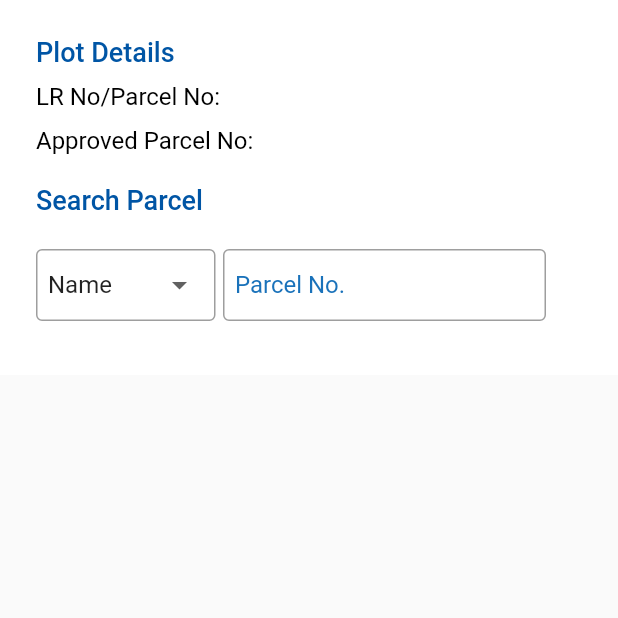
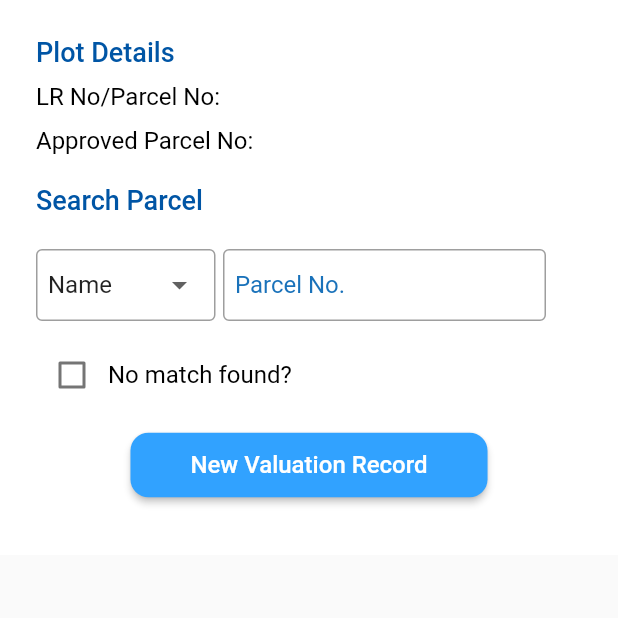
Before and after one commit to Muhoti/FSD-Makueni-Mobile-App, a Flutter app: the PlotDetails screen opened directly, on a phone screen of 412 x 824 dp, the top half of it. Run offline on Flutter 3.47's test engine with Material 2 defaults, Android fonts, the phone set to English and light mode, and no system bars; our stand-ins replace charts_flutter, email_validator, fl_chart, flutter_secure_storage, loading_animation_widget; accounts and stored records are empty.

Commit message:
frontend wireframe

```diff
--- a/lib/Components/PlotDetailsDialog.dart
+++ b/lib/Components/PlotDetailsDialog.dart
@@ -1,9 +1,11 @@
 import 'package:flutter/material.dart';
 import 'package:flutter_secure_storage/flutter_secure_storage.dart';
 import 'package:fsd_makueni_mobile_app/Components/MySelectInput.dart';
+import 'package:fsd_makueni_mobile_app/Components/SubmitButton.dart';
 import 'package:fsd_makueni_mobile_app/Components/Utils.dart';
 import 'package:fsd_makueni_mobile_app/Models/SearchItem.dart';
 import 'package:fsd_makueni_mobile_app/Pages/Home.dart';
+import 'package:fsd_makueni_mobile_app/Pages/ValuationForm.dart';
 import 'package:http/http.dart' as http;
 import 'dart:convert';
 
@@ -20,6 +22,8 @@ class _PlotDetailsState extends State<PlotDetails> {
   String searchItem = 'Name';
   String check = '';
   String error = '';
+  bool isChecked = false;
+
   final storage = const FlutterSecureStorage();
 
   List<SearchItem> entries = <SearchItem>[];
@@ -148,10 +152,9 @@ class _PlotDetailsState extends State<PlotDetails> {
                   )
                 ],
               ),
-
               entries.isNotEmpty
                   ? Padding(
-                      padding: const EdgeInsets.fromLTRB(20, 0, 20, 0),
+                      padding: const EdgeInsets.fromLTRB(0, 0, 20, 0),
                       child: Card(
                         elevation: 12,
                         child: SizedBox(
@@ -191,6 +194,37 @@ class _PlotDetailsState extends State<PlotDetails> {
                       ),
                     )
                   : const SizedBox(),
+              Row(
+                mainAxisAlignment: MainAxisAlignment.start,
+                children: [
+                  Checkbox(
+                      value: isChecked,
+                      onChanged: (value) {
+                        setState(() {
+                          isChecked = value!;
+                        });
+                      }),
+                  const Text(
+                    'No match found?',
+                    style: TextStyle(
+                        fontSize: 16,
+                        fontWeight: FontWeight.w400,
+                        color: Colors.black),
+                  ),
+                ],
+              ),
+              Align(
+                alignment: Alignment.bottomCenter,
+                child: SubmitButton(
+                  label: "New Valuation Record",
+                  onButtonPressed: () {
+                    Navigator.pushReplacement(
+                        context,
+                        MaterialPageRoute(
+                            builder: (_) => const ValuationForm()));
+                  },
+                ),
+              ),
             ],
           ),
         ),
--- a/lib/Components/SubmitButton.dart
+++ b/lib/Components/SubmitButton.dart
@@ -22,7 +22,7 @@ class _SubmitButtonState extends State<SubmitButton> {
               shape: RoundedRectangleBorder(
                 borderRadius: BorderRadius.circular(12.0), // Rounded corners
               ),
-              padding: const EdgeInsets.fromLTRB(40, 8, 40, 8)),
+              padding: const EdgeInsets.fromLTRB(40, 12, 40, 12)),
           onPressed: widget.onButtonPressed,
           child: Text(
             widget.label,
--- a/lib/Components/YellowButton.dart
+++ b/lib/Components/YellowButton.dart
@@ -28,7 +28,8 @@ class _YellowButtonState extends State<YellowButton> {
           onPressed: widget.onButtonPressed,
           child: Text(
             widget.label,
-            style: const TextStyle(fontSize: 16),
+            style: const TextStyle(fontSize: 16,
+            color: Color.fromARGB(255, 26, 114, 186)),
           )),
     );
   }
```
Also changed, not shown: lib/Pages/MapSearch.dart (deleted, +0 -115 lines), lib/Pages/MyMap.dart (+14 -9 lines).
